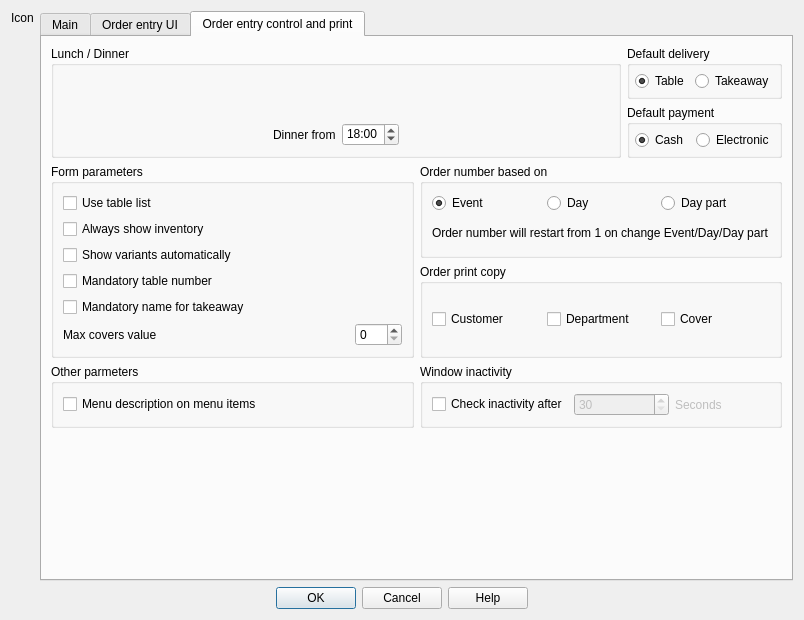
paolodestefani/pySagra, file App/Ui/SettingsDialog.ui: the form before one commit.
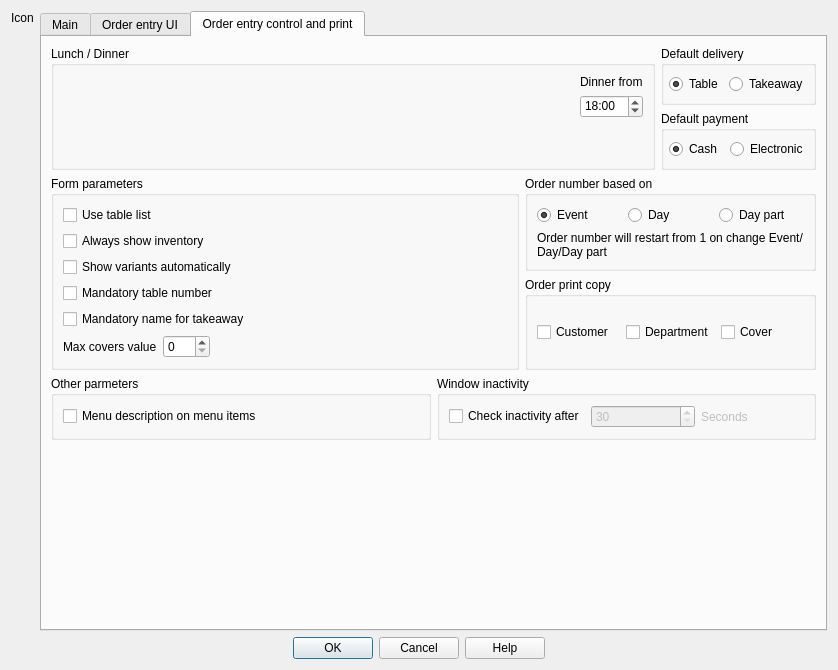
The form after the commit. The open tabs and pages were chosen to show the change. Custom widgets are drawn as their Qt base class.

```diff
--- a/App/Ui/SettingsDialog.ui
+++ b/App/Ui/SettingsDialog.ui
@@ -9,8 +9,8 @@
    <rect>
     <x>0</x>
     <y>0</y>
-    <width>804</width>
-    <height>620</height>
+    <width>838</width>
+    <height>670</height>
    </rect>
   </property>
   <property name="sizePolicy">
@@ -1227,25 +1227,16 @@
              <property name="title">
               <string>Lunch / Dinner</string>
              </property>
-             <layout class="QVBoxLayout" name="verticalLayout_6">
+             <layout class="QVBoxLayout" name="verticalLayout_14">
+              <item>
+               <layout class="QVBoxLayout" name="verticalLayout_12">
+                <item>
+                 <layout class="QHBoxLayout" name="horizontalLayout_4" stretch="1,0">
               <item>
                <widget class="DayPartSlider" name="dayPartSlider" native="true"/>
               </item>
               <item>
-               <layout class="QHBoxLayout" name="horizontalLayout_4">
-                <item>
-                 <spacer name="horizontalSpacer_11">
-                  <property name="orientation">
-                   <enum>Qt::Orientation::Horizontal</enum>
-                  </property>
-                  <property name="sizeHint" stdset="0">
-                   <size>
-                    <width>40</width>
-                    <height>20</height>
-                   </size>
-                  </property>
-                 </spacer>
-                </item>
+                   <layout class="QVBoxLayout" name="verticalLayout_6">
                 <item>
                  <widget class="QLabel" name="label_6">
                   <property name="text">
@@ -1275,15 +1266,19 @@
                   </property>
                  </widget>
                 </item>
+                   </layout>
+                  </item>
+                 </layout>
+                </item>
                 <item>
-                 <spacer name="horizontalSpacer_3">
+                 <spacer name="verticalSpacer">
                   <property name="orientation">
-                   <enum>Qt::Orientation::Horizontal</enum>
+                   <enum>Qt::Orientation::Vertical</enum>
                   </property>
                   <property name="sizeHint" stdset="0">
                    <size>
-                    <width>40</width>
-                    <height>20</height>
+                    <width>20</width>
+                    <height>40</height>
                    </size>
                   </property>
                  </spacer>
@@ -1366,6 +1361,19 @@
                   </property>
                  </widget>
                 </item>
+                <item>
+                 <spacer name="horizontalSpacer_11">
+                  <property name="orientation">
+                   <enum>Qt::Orientation::Horizontal</enum>
+                  </property>
+                  <property name="sizeHint" stdset="0">
+                   <size>
+                    <width>40</width>
+                    <height>20</height>
+                   </size>
+                  </property>
+                 </spacer>
+                </item>
                </layout>
               </item>
              </layout>
```
Lines whose indentation alone changed are shown as unchanged.
